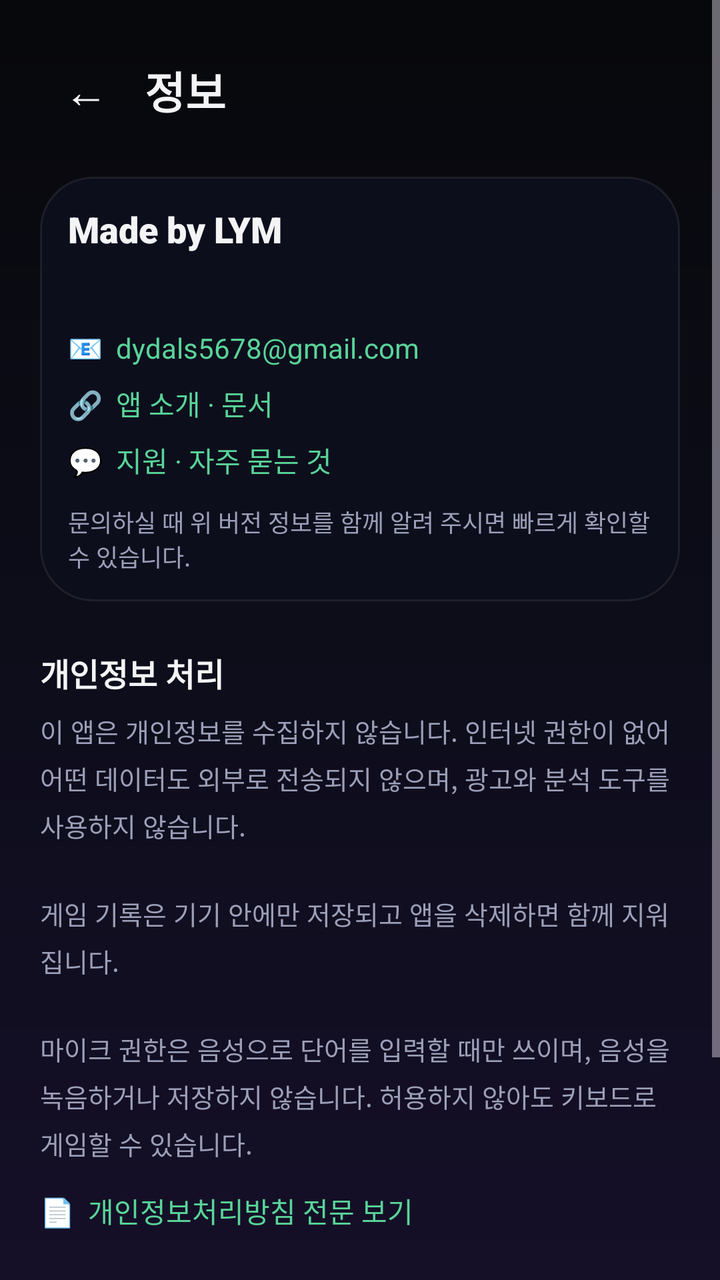
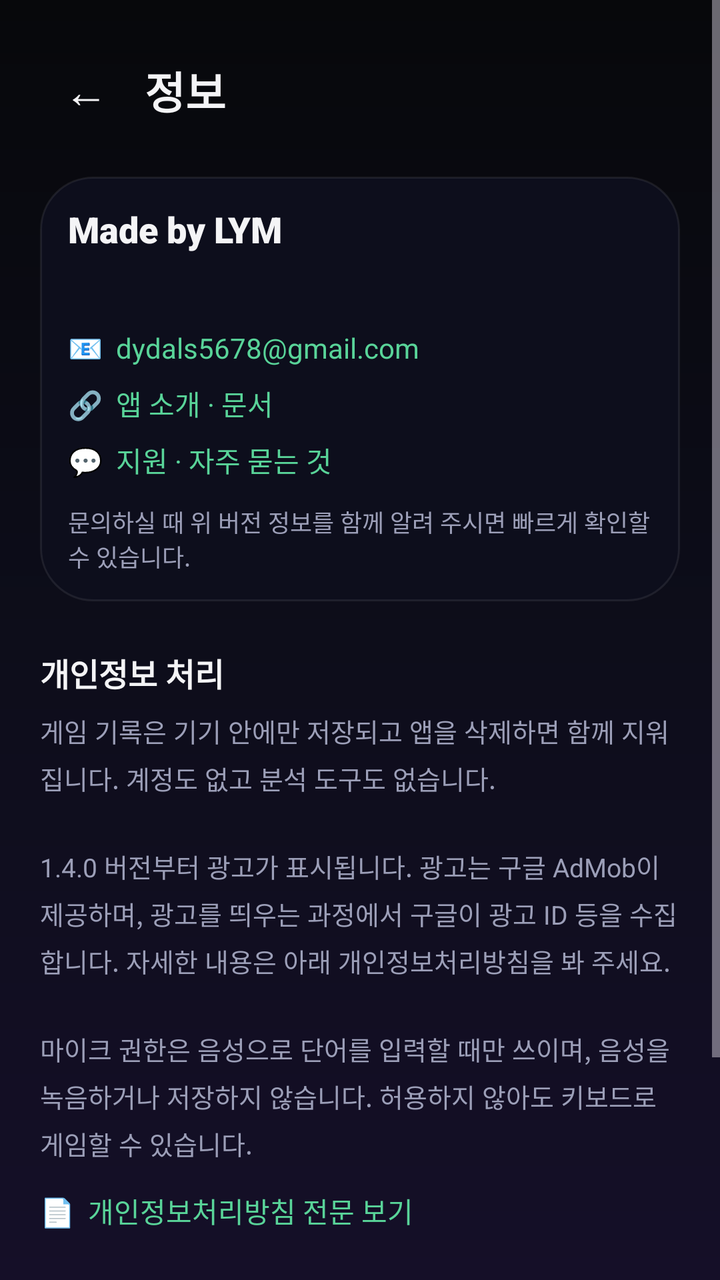

The first picture is an Android layout as it rendered before a commit; the second is the same layout after the commit. The layout source and the unified diff follow.
<!-- AndroidManifest.xml: application theme Theme.KKeutmal -->
<!-- res/layout/activity_about.xml -->
<?xml version="1.0" encoding="utf-8"?>
<ScrollView xmlns:android="http://schemas.android.com/apk/res/android"
    xmlns:app="http://schemas.android.com/apk/res-auto"
    android:layout_width="match_parent"
    android:layout_height="match_parent"
    android:fillViewport="true"
    android:overScrollMode="never">

    <LinearLayout
        android:layout_width="match_parent"
        android:layout_height="wrap_content"
        android:orientation="vertical"
        android:padding="20dp">

        <LinearLayout
            android:layout_width="match_parent"
            android:layout_height="wrap_content"
            android:orientation="horizontal"
            android:gravity="center_vertical">

            <com.google.android.material.button.MaterialButton
                android:id="@+id/btnBack"
                style="?attr/borderlessButtonStyle"
                android:layout_width="wrap_content"
                android:layout_height="wrap_content"
                android:minWidth="0dp"
                android:text="←"
                android:textColor="@color/text_primary"
                android:textSize="22sp" />

            <TextView
                android:layout_width="0dp"
                android:layout_weight="1"
                android:layout_height="wrap_content"
                android:layout_marginStart="6dp"
                android:text="정보"
                android:textColor="@color/text_primary"
                android:textSize="22sp"
                android:fontFamily="sans-serif-black" />
        </LinearLayout>

        <LinearLayout
            android:layout_width="match_parent"
            android:layout_height="wrap_content"
            android:layout_marginTop="18dp"
            android:orientation="vertical"
            android:padding="14dp"
            android:background="@drawable/bg_input">

            <TextView
                android:layout_width="wrap_content"
                android:layout_height="wrap_content"
                android:text="Made by LYM"
                android:textColor="@color/text_primary"
                android:textSize="18sp"
                android:fontFamily="sans-serif-black" />

            <TextView
                android:id="@+id/tvVersion"
                android:layout_width="match_parent"
                android:layout_height="wrap_content"
                android:layout_marginTop="6dp"
                android:textColor="@color/text_dim"
                android:textSize="13sp"
                android:textIsSelectable="true" />

            <TextView
                android:id="@+id/tvMail"
                android:layout_width="match_parent"
                android:layout_height="wrap_content"
                android:layout_marginTop="10dp"
                android:paddingTop="4dp"
                android:paddingBottom="4dp"
                android:text="📧  dydals5678@gmail.com"
                android:textColor="@color/accent2"
                android:textSize="14sp"
                android:textIsSelectable="true" />

            <TextView
                android:id="@+id/tvDocs"
                android:layout_width="match_parent"
                android:layout_height="wrap_content"
                android:paddingTop="4dp"
                android:paddingBottom="4dp"
                android:text="🔗  앱 소개 · 문서"
                android:textColor="@color/accent2"
                android:textSize="14sp" />

            <TextView
                android:id="@+id/tvSupport"
                android:layout_width="match_parent"
                android:layout_height="wrap_content"
                android:paddingTop="4dp"
                android:paddingBottom="4dp"
                android:text="💬  지원 · 자주 묻는 것"
                android:textColor="@color/accent2"
                android:textSize="14sp" />

            <TextView
                android:layout_width="match_parent"
                android:layout_height="wrap_content"
                android:layout_marginTop="8dp"
                android:text="문의하실 때 위 버전 정보를 함께 알려 주시면 빠르게 확인할 수 있습니다."
                android:textColor="@color/text_dim"
                android:textSize="12sp" />
        </LinearLayout>

        <TextView
            android:layout_width="match_parent"
            android:layout_height="wrap_content"
            android:layout_marginTop="24dp"
            android:text="개인정보 처리"
            android:textColor="@color/text_primary"
            android:textSize="16sp"
            android:textStyle="bold" />

        <TextView
            android:layout_width="match_parent"
            android:layout_height="wrap_content"
            android:layout_marginTop="8dp"
            android:lineSpacingExtra="5dp"
            android:text="이 앱은 개인정보를 수집하지 않습니다. 인터넷 권한이 없어 어떤 데이터도 외부로 전송되지 않으며, 광고와 분석 도구를 사용하지 않습니다.\n\n게임 기록은 기기 안에만 저장되고 앱을 삭제하면 함께 지워집니다.\n\n마이크 권한은 음성으로 단어를 입력할 때만 쓰이며, 음성을 녹음하거나 저장하지 않습니다. 허용하지 않아도 키보드로 게임할 수 있습니다."
            android:textColor="@color/text_dim"
            android:textSize="13sp" />

        <TextView
            android:id="@+id/tvPrivacyPolicy"
            android:layout_width="match_parent"
            android:layout_height="wrap_content"
            android:layout_marginTop="10dp"
            android:paddingTop="4dp"
            android:paddingBottom="4dp"
            android:text="📄  개인정보처리방침 전문 보기"
            android:textColor="@color/accent2"
            android:textSize="14sp" />

        <TextView
            android:layout_width="match_parent"
            android:layout_height="wrap_content"
            android:layout_marginTop="24dp"
            android:text="사용한 자료와 라이선스"
            android:textColor="@color/text_primary"
            android:textSize="16sp"
            android:textStyle="bold" />

        <LinearLayout
            android:id="@+id/creditBox"
            android:layout_width="match_parent"
            android:layout_height="wrap_content"
            android:layout_marginTop="8dp"
            android:orientation="vertical" />

        <TextView
            android:id="@+id/tvMeaningNote"
            android:layout_width="match_parent"
            android:layout_height="wrap_content"
            android:layout_marginTop="12dp"
            android:lineSpacingExtra="4dp"
            android:textColor="@color/text_dim"
            android:textSize="12sp" />

        <TextView
            android:layout_width="match_parent"
            android:layout_height="wrap_content"
            android:layout_marginTop="10dp"
            android:layout_marginBottom="24dp"
            android:lineSpacingExtra="4dp"
            android:text="효과음과 배경음악은 전부 직접 합성해 만들었습니다."
            android:textColor="@color/text_dim"
            android:textSize="12sp" />
    </LinearLayout>
</ScrollView>
<!-- resources referenced by this layout -->
<resources>
  <color name="accent2">#59D499</color>
  <color name="text_dim">#9C9FB8</color>
  <color name="text_primary">#F4F4F6</color>
  <!-- drawable bg_input (drawable) -->
  <?xml version="1.0" encoding="utf-8"?>
  <shape xmlns:android="http://schemas.android.com/apk/res/android" android:shape="rectangle">
      <solid android:color="@color/input_bg" />
      <stroke android:width="1dp" android:color="@color/surface_stroke" />
      <corners android:radius="26dp" />
  </shape>
  <style name="Theme.KKeutmal" parent="Theme.Material3.Dark.NoActionBar">
          <item name="colorPrimary">@color/accent</item>
          <item name="colorOnPrimary">@color/text_on_accent</item>
          <item name="colorSecondary">@color/accent2</item>
          <item name="colorSurface">@color/surface</item>
          <item name="colorOnSurface">@color/text_primary</item>
          <item name="android:colorBackground">@color/bg_top</item>
          <item name="android:windowBackground">@drawable/bg_gradient</item>
          <item name="android:statusBarColor">@color/bg_top</item>
          <item name="android:navigationBarColor">@color/bg_bottom</item>
          <item name="android:windowLightStatusBar">false</item>
          <item name="android:textColor">@color/text_primary</item>
      </style>
  <color name="input_bg">#0D0E1C</color>
  <color name="surface_stroke">#14FFFFFF</color>
  <color name="accent">#7C6CFF</color>
  <color name="text_on_accent">#FFFFFF</color>
  <color name="surface">#111225</color>
  <color name="bg_top">#07080B</color>
  <!-- drawable bg_gradient (drawable) -->
  <?xml version="1.0" encoding="utf-8"?>
  <shape xmlns:android="http://schemas.android.com/apk/res/android" android:shape="rectangle">
      <gradient
          android:angle="270"
          android:startColor="@color/bg_top"
          android:centerColor="#0D0D1A"
          android:endColor="@color/bg_bottom" />
  </shape>
  <color name="bg_bottom">#150F28</color>
</resources>

<!-- the commit's change to res/layout/activity_about.xml (unified diff, before → after) -->
@@ -119,7 +119,7 @@
             android:layout_height="wrap_content"
             android:layout_marginTop="8dp"
             android:lineSpacingExtra="5dp"
-            android:text="이 앱은 개인정보를 수집하지 않습니다. 인터넷 권한이 없어 어떤 데이터도 외부로 전송되지 않으며, 광고와 분석 도구를 사용하지 않습니다.\n\n게임 기록은 기기 안에만 저장되고 앱을 삭제하면 함께 지워집니다.\n\n마이크 권한은 음성으로 단어를 입력할 때만 쓰이며, 음성을 녹음하거나 저장하지 않습니다. 허용하지 않아도 키보드로 게임할 수 있습니다."
+            android:text="게임 기록은 기기 안에만 저장되고 앱을 삭제하면 함께 지워집니다. 계정도 없고 분석 도구도 없습니다.\n\n1.4.0 버전부터 광고가 표시됩니다. 광고는 구글 AdMob이 제공하며, 광고를 띄우는 과정에서 구글이 광고 ID 등을 수집합니다. 자세한 내용은 아래 개인정보처리방침을 봐 주세요.\n\n마이크 권한은 음성으로 단어를 입력할 때만 쓰이며, 음성을 녹음하거나 저장하지 않습니다. 허용하지 않아도 키보드로 게임할 수 있습니다."
             android:textColor="@color/text_dim"
             android:textSize="13sp" />
 
